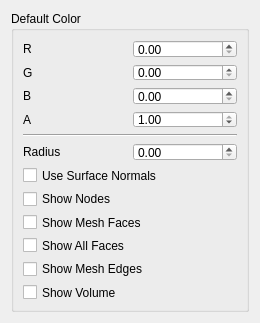
This is src/Interface/Modules/Visualization/ShowFieldVtk.ui in SCIInstitute/SCIRun as Qt 5 draws it before an edit. The edited form follows.
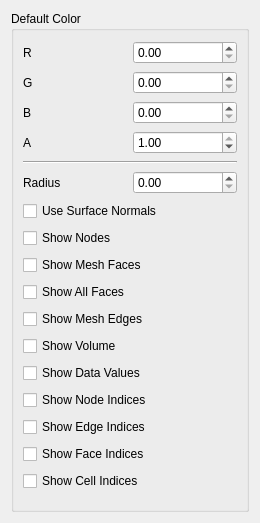
This is the edited form.

Diff of the .ui file:
```diff
--- a/src/Interface/Modules/Visualization/ShowFieldVtk.ui
+++ b/src/Interface/Modules/Visualization/ShowFieldVtk.ui
@@ -7,7 +7,7 @@
     <x>0</x>
     <y>0</y>
     <width>260</width>
-    <height>323</height>
+    <height>523</height>
    </rect>
   </property>
   <property name="sizePolicy">
@@ -19,7 +19,7 @@
   <property name="minimumSize">
    <size>
     <width>260</width>
-    <height>300</height>
+    <height>500</height>
    </size>
   </property>
   <property name="windowTitle">
@@ -175,6 +175,41 @@
            </property>
          </widget>
        </item>
+      <item row="13" column="0" colspan="2">
+        <widget class="QCheckBox" name="ShowDataValuesCheckBox_">
+          <property name="text">
+            <string>Show Data Values</string>
+          </property>
+        </widget>
+      </item>
+      <item row="14" column="0" colspan="2">
+        <widget class="QCheckBox" name="ShowNodeIndicesCheckBox_">
+          <property name="text">
+            <string>Show Node Indices</string>
+          </property>
+        </widget>
+      </item>
+      <item row="15" column="0" colspan="2">
+        <widget class="QCheckBox" name="ShowEdgeIndicesCheckBox_">
+          <property name="text">
+            <string>Show Edge Indices</string>
+          </property>
+        </widget>
+      </item>
+      <item row="16" column="0" colspan="2">
+        <widget class="QCheckBox" name="ShowFaceIndicesCheckBox_">
+          <property name="text">
+            <string>Show Face Indices</string>
+          </property>
+        </widget>
+      </item>
+      <item row="17" column="0" colspan="2">
+        <widget class="QCheckBox" name="ShowCellIndicesCheckBox_">
+          <property name="text">
+            <string>Show Cell Indices</string>
+          </property>
+        </widget>
+      </item>
      </layout>
     </widget>
    </item>
```
Lines whose indentation alone changed are shown as unchanged.
